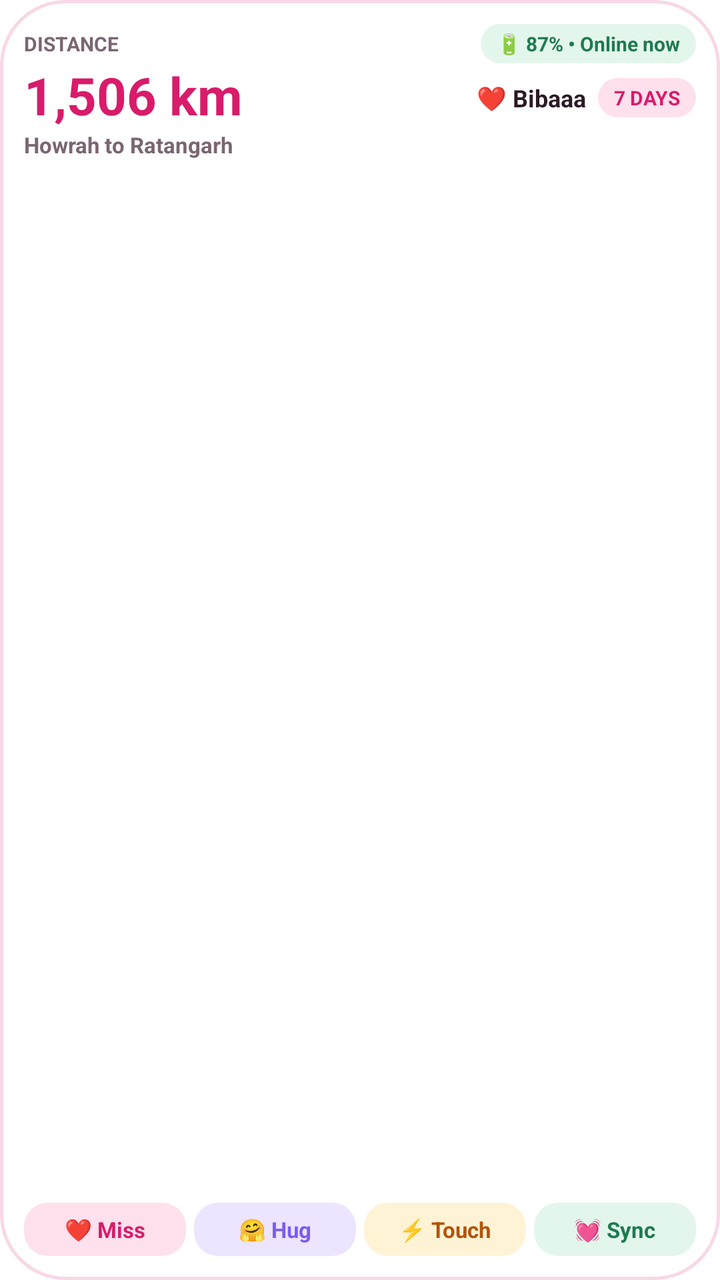
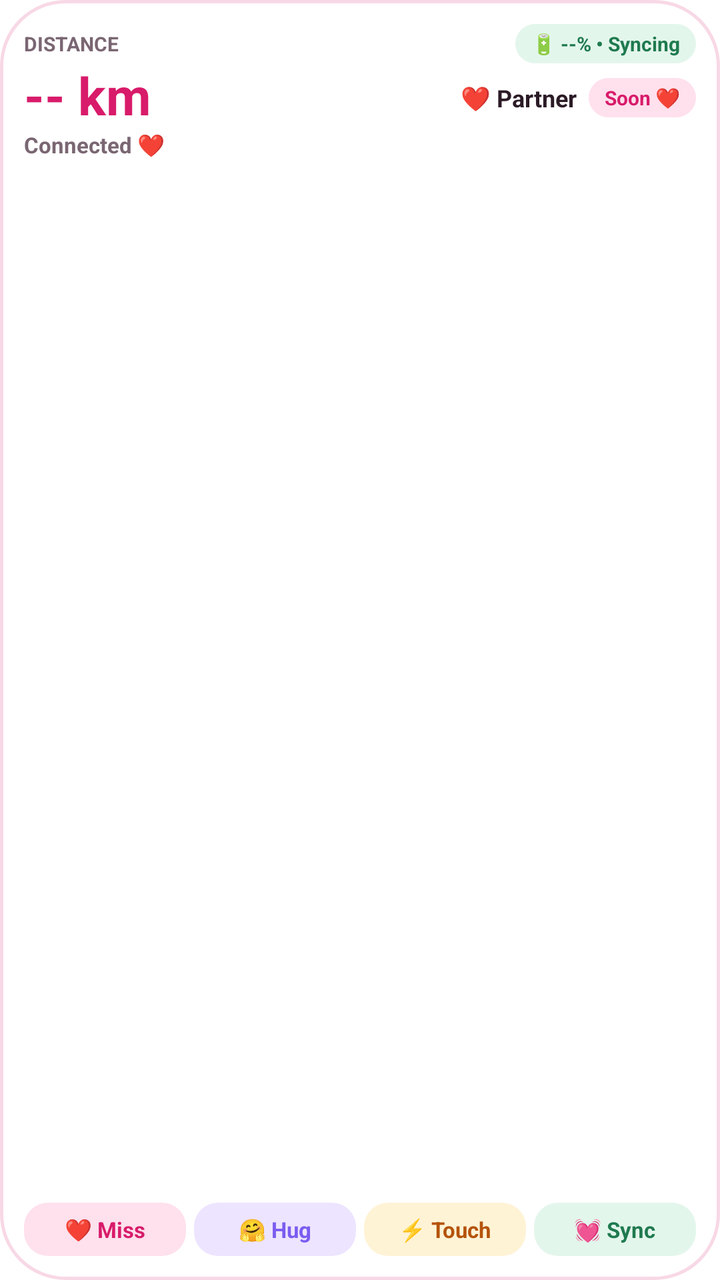

Screens rendered from an Android XML layout before and after an edit, with the pre-edit source and the edit as a unified diff.
<!-- AndroidManifest.xml: fallback theme Theme.MaterialComponents.DayNight.NoActionBar -->
<!-- res/layout/widget_layout.xml -->
<?xml version="1.0" encoding="utf-8"?>
<RelativeLayout xmlns:android="http://schemas.android.com/apk/res/android"
    android:id="@+id/widget_container"
    android:layout_width="match_parent"
    android:layout_height="match_parent"
    android:background="@android:color/transparent">

    
    <LinearLayout
        android:id="@+id/widget_card"
        android:layout_width="match_parent"
        android:layout_height="match_parent"
        android:background="@drawable/widget_background"
        android:orientation="vertical"
        android:padding="12dp">

        
        <LinearLayout
            android:id="@+id/widget_header_area"
            android:layout_width="match_parent"
            android:layout_height="0dp"
            android:layout_weight="1"
            android:orientation="vertical">

            
            <LinearLayout
                android:layout_width="match_parent"
                android:layout_height="wrap_content"
                android:orientation="horizontal"
                android:gravity="center_vertical">

                <TextView
                    android:layout_width="0dp"
                    android:layout_weight="1"
                    android:layout_height="wrap_content"
                    android:text="DISTANCE"
                    android:textColor="#7A6672"
                    android:textSize="10sp"
                    android:textStyle="bold" />

                <TextView
                    android:id="@+id/widget_battery"
                    android:layout_width="wrap_content"
                    android:layout_height="wrap_content"
                    android:background="@drawable/widget_pill_mint"
                    android:paddingLeft="8dp"
                    android:paddingRight="8dp"
                    android:paddingTop="3dp"
                    android:paddingBottom="3dp"
                    android:text="🔋 87% • Online now"
                    android:textColor="#1F7A4F"
                    android:textSize="10sp"
                    android:textStyle="bold" />
            </LinearLayout>

            
            <LinearLayout
                android:layout_width="match_parent"
                android:layout_height="wrap_content"
                android:orientation="horizontal"
                android:gravity="center_vertical"
                android:layout_marginTop="2dp">

                <TextView
                    android:id="@+id/widget_distance"
                    android:layout_width="0dp"
                    android:layout_weight="1"
                    android:layout_height="wrap_content"
                    android:text="1,506 km"
                    android:textColor="#D81B6A"
                    android:textSize="26sp"
                    android:textStyle="bold"
                    android:includeFontPadding="false" />

                <TextView
                    android:id="@+id/widget_partner_name"
                    android:layout_width="wrap_content"
                    android:layout_height="wrap_content"
                    android:text="❤️ Bibaaa"
                    android:textColor="#2B1B26"
                    android:textSize="12sp"
                    android:textStyle="bold"
                    android:layout_marginRight="6dp" />

                
                <TextView
                    android:id="@+id/widget_countdown_val"
                    android:layout_width="wrap_content"
                    android:layout_height="wrap_content"
                    android:background="@drawable/widget_pill_pink"
                    android:paddingLeft="8dp"
                    android:paddingRight="8dp"
                    android:paddingTop="3dp"
                    android:paddingBottom="3dp"
                    android:text="7 DAYS"
                    android:textColor="#D81B6A"
                    android:textSize="10sp"
                    android:textStyle="bold" />
            </LinearLayout>

            
            <TextView
                android:id="@+id/widget_route"
                android:layout_width="match_parent"
                android:layout_height="wrap_content"
                android:text="Howrah to Ratangarh"
                android:textColor="#7A6672"
                android:textSize="11sp"
                android:textStyle="bold"
                android:layout_marginTop="1dp"
                android:maxLines="1" />

            
            <TextView
                android:id="@+id/widget_feedback"
                android:layout_width="match_parent"
                android:layout_height="wrap_content"
                android:text=""
                android:textColor="#D81B6A"
                android:textSize="11sp"
                android:textStyle="bold"
                android:visibility="gone"
                android:layout_marginTop="1dp"
                android:maxLines="1" />

        </LinearLayout>

        
        <LinearLayout
            android:id="@+id/widget_actions_bar"
            android:layout_width="match_parent"
            android:layout_height="wrap_content"
            android:orientation="horizontal"
            android:layout_marginTop="6dp"
            android:gravity="center">

            
            <TextView
                android:id="@+id/btn_action_miss"
                android:layout_width="0dp"
                android:layout_weight="1"
                android:layout_height="wrap_content"
                android:background="@drawable/widget_pill_pink"
                android:gravity="center"
                android:paddingTop="6dp"
                android:paddingBottom="6dp"
                android:text="❤️ Miss"
                android:textColor="#D81B6A"
                android:textSize="11sp"
                android:textStyle="bold"
                android:layout_marginRight="4dp" />

            
            <TextView
                android:id="@+id/btn_action_hug"
                android:layout_width="0dp"
                android:layout_weight="1"
                android:layout_height="wrap_content"
                android:background="@drawable/widget_pill_purple"
                android:gravity="center"
                android:paddingTop="6dp"
                android:paddingBottom="6dp"
                android:text="🤗 Hug"
                android:textColor="#7B5CF0"
                android:textSize="11sp"
                android:textStyle="bold"
                android:layout_marginRight="4dp" />

            
            <TextView
                android:id="@+id/btn_action_touch"
                android:layout_width="0dp"
                android:layout_weight="1"
                android:layout_height="wrap_content"
                android:background="@drawable/widget_pill_yellow"
                android:gravity="center"
                android:paddingTop="6dp"
                android:paddingBottom="6dp"
                android:text="⚡ Touch"
                android:textColor="#B45309"
                android:textSize="11sp"
                android:textStyle="bold"
                android:layout_marginRight="4dp" />

            
            <TextView
                android:id="@+id/btn_action_sync"
                android:layout_width="0dp"
                android:layout_weight="1"
                android:layout_height="wrap_content"
                android:background="@drawable/widget_pill_mint"
                android:gravity="center"
                android:paddingTop="6dp"
                android:paddingBottom="6dp"
                android:text="💓 Sync"
                android:textColor="#1F7A4F"
                android:textSize="11sp"
                android:textStyle="bold" />

        </LinearLayout>

    </LinearLayout>

</RelativeLayout>
<!-- resources referenced by this layout -->
<resources>
  <!-- drawable widget_background (drawable) -->
  <?xml version="1.0" encoding="utf-8"?>
  <shape xmlns:android="http://schemas.android.com/apk/res/android">
      <solid android:color="#FFFFFF" />
      <corners android:radius="32dp" />
      <stroke
          android:width="1.5dp"
          android:color="#F8D8E6" />
  </shape>
  <!-- drawable widget_pill_mint (drawable) -->
  <?xml version="1.0" encoding="utf-8"?>
  <shape xmlns:android="http://schemas.android.com/apk/res/android">
      <solid android:color="#E3F6EC" />
      <corners android:radius="12dp" />
  </shape>
  <!-- drawable widget_pill_pink (drawable) -->
  <?xml version="1.0" encoding="utf-8"?>
  <shape xmlns:android="http://schemas.android.com/apk/res/android">
      <solid android:color="#FFE0ED" />
      <corners android:radius="12dp" />
  </shape>
  <!-- drawable widget_pill_purple (drawable) -->
  <?xml version="1.0" encoding="utf-8"?>
  <shape xmlns:android="http://schemas.android.com/apk/res/android">
      <solid android:color="#EDE4FF" />
      <corners android:radius="12dp" />
  </shape>
  <!-- drawable widget_pill_yellow (drawable) -->
  <?xml version="1.0" encoding="utf-8"?>
  <shape xmlns:android="http://schemas.android.com/apk/res/android">
      <solid android:color="#FFF3D6" />
      <corners android:radius="12dp" />
  </shape>
</resources>

<!-- the commit's change to res/layout/widget_layout.xml (unified diff, before → after) -->
@@ -47,10 +47,11 @@
                     android:paddingRight="8dp"
                     android:paddingTop="3dp"
                     android:paddingBottom="3dp"
-                    android:text="🔋 87% • Online now"
+                    android:text="🔋 --% • Syncing"
                     android:textColor="#1F7A4F"
                     android:textSize="10sp"
-                    android:textStyle="bold" />
+                    android:textStyle="bold"
+                    android:maxLines="1" />
             </LinearLayout>
 
             
@@ -66,21 +67,24 @@
                     android:layout_width="0dp"
                     android:layout_weight="1"
                     android:layout_height="wrap_content"
-                    android:text="1,506 km"
+                    android:text="-- km"
                     android:textColor="#D81B6A"
                     android:textSize="26sp"
                     android:textStyle="bold"
-                    android:includeFontPadding="false" />
+                    android:includeFontPadding="false"
+                    android:maxLines="1" />
 
                 <TextView
                     android:id="@+id/widget_partner_name"
                     android:layout_width="wrap_content"
                     android:layout_height="wrap_content"
-                    android:text="❤️ Bibaaa"
+                    android:text="❤️ Partner"
                     android:textColor="#2B1B26"
                     android:textSize="12sp"
                     android:textStyle="bold"
-                    android:layout_marginRight="6dp" />
+                    android:layout_marginRight="6dp"
+                    android:maxLines="1"
+                    android:ellipsize="end" />
 
                 
                 <TextView
@@ -92,10 +96,11 @@
                     android:paddingRight="8dp"
                     android:paddingTop="3dp"
                     android:paddingBottom="3dp"
-                    android:text="7 DAYS"
+                    android:text="Soon ❤️"
                     android:textColor="#D81B6A"
                     android:textSize="10sp"
-                    android:textStyle="bold" />
+                    android:textStyle="bold"
+                    android:maxLines="1" />
             </LinearLayout>
 
             
@@ -103,12 +108,13 @@
                 android:id="@+id/widget_route"
                 android:layout_width="match_parent"
                 android:layout_height="wrap_content"
-                android:text="Howrah to Ratangarh"
+                android:text="Connected ❤️"
                 android:textColor="#7A6672"
                 android:textSize="11sp"
                 android:textStyle="bold"
                 android:layout_marginTop="1dp"
-                android:maxLines="1" />
+                android:maxLines="1"
+                android:ellipsize="end" />
 
             
             <TextView
@@ -195,10 +201,134 @@
                 android:text="💓 Sync"
                 android:textColor="#1F7A4F"
                 android:textSize="11sp"
+                android:textStyle="bold"
+                android:maxLines="1" />
+
+        </LinearLayout>
+
+    </LinearLayout>
+
+    
+    <RelativeLayout
+        android:id="@+id/widget_rendered_wrapper"
+        android:layout_width="match_parent"
+        android:layout_height="match_parent"
+        android:visibility="gone">
+
+        <ImageView
+            android:id="@+id/widget_rendered_image"
+            android:layout_width="match_parent"
+            android:layout_height="match_parent"
+            android:scaleType="fitCenter"
+            android:contentDescription="NextMeet Couple Widget" />
+
+        <TextView
+            android:id="@+id/widget_rendered_feedback"
+            android:layout_width="wrap_content"
+            android:layout_height="wrap_content"
+            android:layout_alignParentBottom="true"
+            android:layout_centerHorizontal="true"
+            android:layout_marginBottom="8dp"
+            android:background="@drawable/widget_pill_pink"
+            android:paddingLeft="12dp"
+            android:paddingRight="12dp"
+            android:paddingTop="4dp"
+            android:paddingBottom="4dp"
+            android:text=""
+            android:textColor="#D81B6A"
+            android:textSize="11sp"
+            android:textStyle="bold"
+            android:maxLines="1"
+            android:visibility="gone" />
+    </RelativeLayout>
+
+    
+    <LinearLayout
+        android:id="@+id/widget_quick_touch_card"
+        android:layout_width="match_parent"
+        android:layout_height="match_parent"
+        android:background="@drawable/widget_background"
+        android:orientation="vertical"
+        android:padding="12dp"
+        android:visibility="gone">
+
+        <TextView
+            android:id="@+id/qt_header"
+            android:layout_width="match_parent"
+            android:layout_height="wrap_content"
+            android:text="SEND TO PARTNER"
+            android:textColor="#7A6672"
+            android:textSize="10sp"
+            android:textStyle="bold"
+            android:maxLines="1"
+            android:ellipsize="end"
+            android:layout_marginBottom="6dp" />
+
+        <LinearLayout
+            android:layout_width="match_parent"
+            android:layout_height="0dp"
+            android:layout_weight="1"
+            android:orientation="horizontal"
+            android:layout_marginBottom="6dp">
+
+            <TextView
+                android:id="@+id/btn_qt_miss"
+                android:layout_width="0dp"
+                android:layout_weight="1"
+                android:layout_height="match_parent"
+                android:background="@drawable/widget_pill_pink"
+                android:gravity="center"
+                android:text="❤️\nMiss you"
+                android:textColor="#D81B6A"
+                android:textSize="11sp"
+                android:textStyle="bold"
+                android:layout_marginRight="6dp" />
+
+            <TextView
+                android:id="@+id/btn_qt_hug"
+                android:layout_width="0dp"
+                android:layout_weight="1"
+                android:layout_height="match_parent"
+                android:background="@drawable/widget_pill_purple"
+                android:gravity="center"
+                android:text="🤗\nHug"
+                android:textColor="#7B5CF0"
+                android:textSize="11sp"
                 android:textStyle="bold" />
-
         </LinearLayout>
 
+        <LinearLayout
+            android:layout_width="match_parent"
+            android:layout_height="0dp"
+            android:layout_weight="1"
+            android:orientation="horizontal">
+
+            <TextView
+                android:id="@+id/btn_qt_touch"
+                android:layout_width="0dp"
+                android:layout_weight="1"
+                android:layout_height="match_parent"
+                android:background="@drawable/widget_pill_yellow"
+                android:gravity="center"
+                android:text="⚡\nTouch"
+                android:textColor="#7A5200"
+                android:textSize="11sp"
+                android:textStyle="bold"
+                android:layout_marginRight="6dp" />
+
+            <TextView
+                android:id="@+id/btn_qt_cheer"
+                android:layout_width="0dp"
+                android:layout_weight="1"
+                android:layout_height="match_parent"
+                android:background="@drawable/widget_pill_mint"
+                android:gravity="center"
+                android:text="⭐\nCheer"
+                android:textColor="#1F7A4F"
+                android:textSize="11sp"
+                android:textStyle="bold" />
+        </LinearLayout>
+
     </LinearLayout>
 
 </RelativeLayout>
